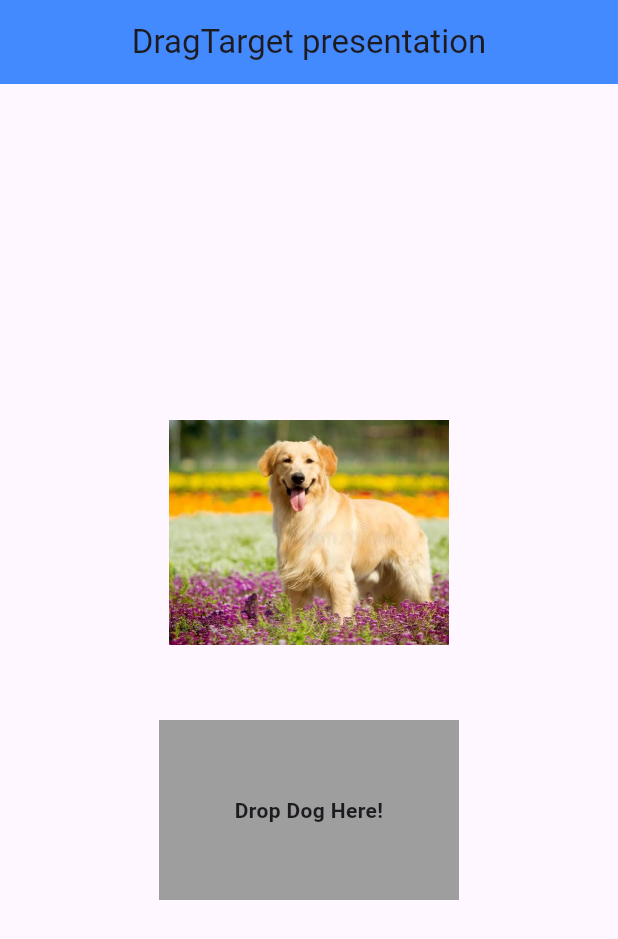
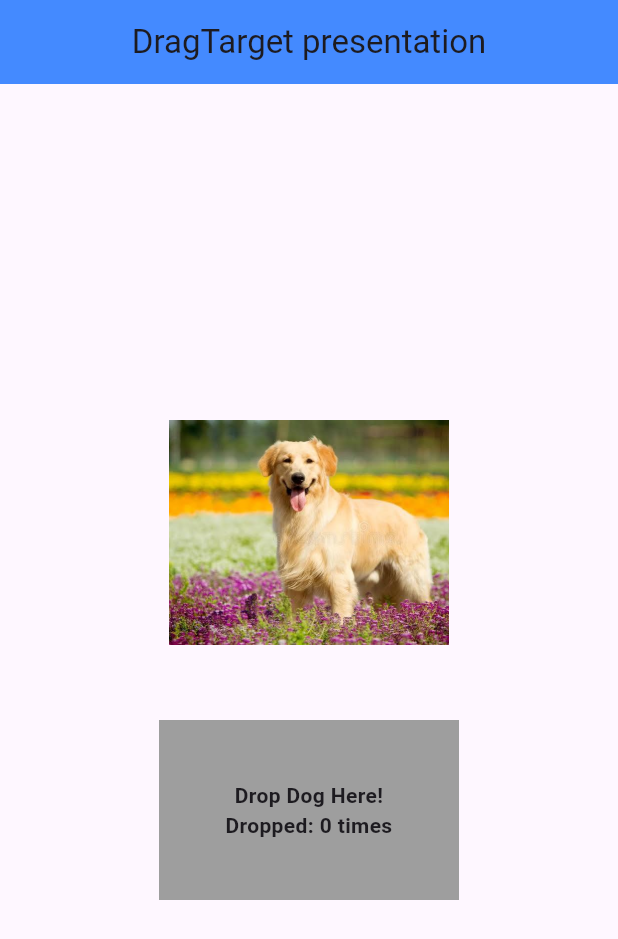
Before and after one commit to inezakevin23/drag_target, a Flutter app: the screen it shows after launch, on a phone screen of 412 x 824 dp. Shown: the top 939 px of the screen. Run offline on Flutter 3.47's test engine with Material 3 defaults, Android fonts, the phone set to English and light mode, and no system bars.

Commit message:
added counter for easy demo of dragtarget

```diff
--- a/lib/drag_target/drag_target.dart
+++ b/lib/drag_target/drag_target.dart
@@ -8,6 +8,7 @@
 }
 
 class _MyWidgetState extends State<MyWidget> {
+  int _dogDropCount = 0;
   @override
   Widget build(BuildContext context) {
     return Scaffold(
@@ -37,17 +38,21 @@
           Center(
             child: DragTarget<String>(
               onWillAcceptWithDetails: (details) => details.data == 'dog',
-              onAcceptWithDetails: (details) {},
+              onAcceptWithDetails: (details) {
+                setState(() {
+                  _dogDropCount++; // Increment the state counter
+                });
+              },
               builder: (context, candidateData, rejectedData) {
                 return Container(
                   height: 120,
                   width: 200,
                   color: Colors.grey,
-                  child: const Center(
+                  child: Center(
                     child: Text(
-                      'Drop Dog Here!',
+                      'Drop Dog Here!\nDropped: $_dogDropCount times',
                       textAlign: TextAlign.center,
-                      style: TextStyle(fontWeight: FontWeight.bold),
+                      style: const TextStyle(fontWeight: FontWeight.bold),
                     ),
                   ),
                 );
```
